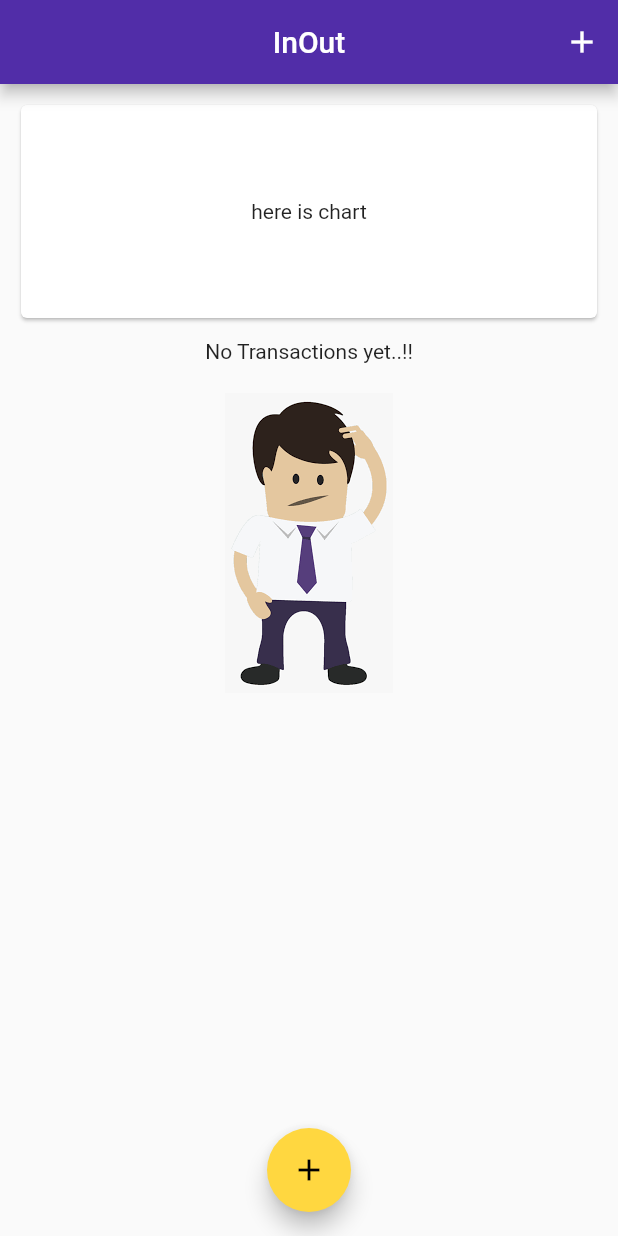
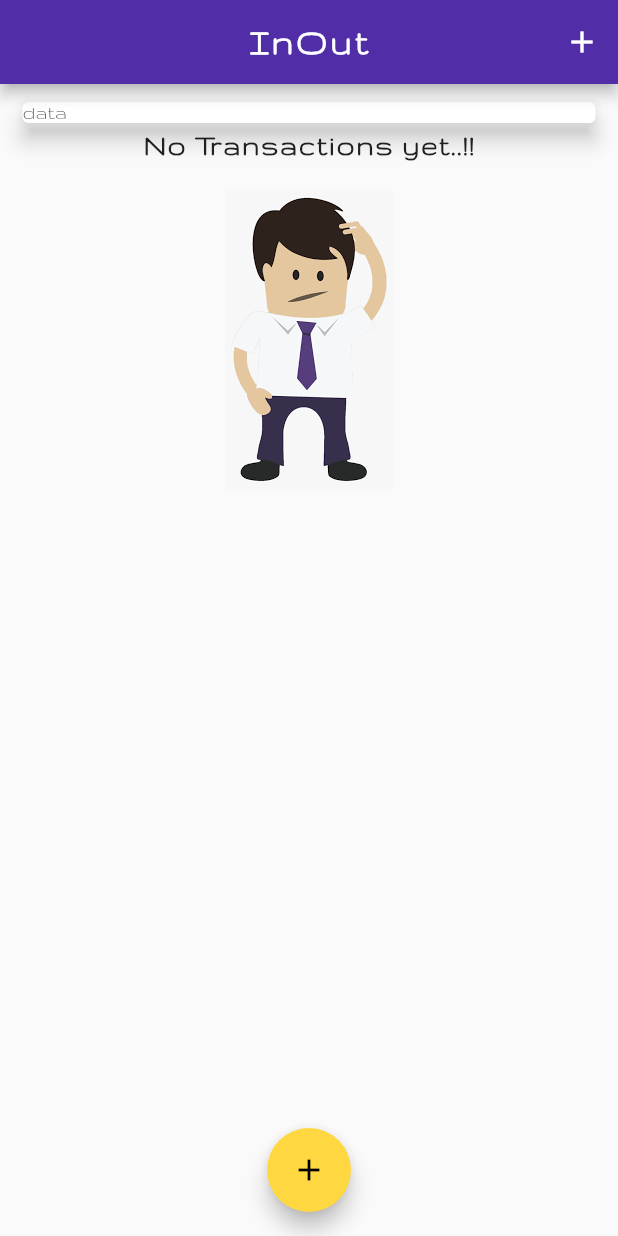
Before and after one commit to ziyadonji/Inout-expense-app, a Flutter app: the screen it shows after launch, on a phone screen of 412 x 824 dp. Run offline on Flutter 3.47's test engine with Material 2 defaults, Android fonts, the phone set to English and light mode, and no system bars.

Commit message:
chart initial

```diff
--- a/lib/main.dart
+++ b/lib/main.dart
@@ -2,6 +2,7 @@ import 'package:Inout/widgets/transaction_list.dart';
 import 'package:flutter/material.dart';
 import './models/transaction.dart';
 import './widgets/new_transaction.dart';
+import './widgets/chart.dart';
 
 void main() {
   runApp(MyApp());
@@ -15,6 +16,23 @@ class MyApp extends StatelessWidget {
       theme: ThemeData(
         primarySwatch: Colors.deepPurple,
         accentColor: Colors.amberAccent,
+        fontFamily: 'Gruppo',
+        textTheme: TextTheme(
+          headline6: TextStyle(
+              fontSize: 20,
+              letterSpacing: 1,
+              fontWeight: FontWeight.bold,
+              fontFamily: 'Gruppo'),
+        ),
+        appBarTheme: AppBarTheme(
+          textTheme: TextTheme(
+            headline6: TextStyle(
+                fontSize: 25,
+                letterSpacing: 2,
+                fontWeight: FontWeight.bold,
+                fontFamily: 'Gruppo'),
+          ),
+        ),
       ),
       debugShowCheckedModeBanner: false,
       home: Home(),
@@ -80,19 +98,12 @@ class _HomeState extends State<Home> {
         ],
         title: Text('InOut'),
         centerTitle: true,
-        backgroundColor:Theme.of(context).primaryColorDark ,
+        backgroundColor: Theme.of(context).primaryColorDark,
       ),
       body: ListView(
         children: [
           Column(children: [
-            Container(
-              child: Card(
-                child: Center(child: Text("here is chart")),
-              ),
-              width: double.infinity,
-              height: 150,
-              margin: EdgeInsets.all(10),
-            ),
+            Chart(),
             TransactionList(_transaction),
           ]),
         ],
@@ -103,7 +114,6 @@ class _HomeState extends State<Home> {
           _startAddNewTransaction(context);
         },
         child: Icon(Icons.add),
-
       ),
     );
   }
--- a/lib/models/MyTheme.dart
+++ /dev/null
@@ -1,13 +0,0 @@
-import 'package:flutter/cupertino.dart';
-import 'package:flutter/material.dart';
-
-class MyTheme extends TextStyle {
-
-    final TextStyle titleStyle=TextStyle(
-      fontSize: 20,
-      fontWeight: FontWeight.bold,
-
-    );
-
-
-}
--- /dev/null
+++ b/lib/widgets/chart.dart
@@ -0,0 +1,15 @@
+import 'package:flutter/material.dart';
+
+class Chart extends StatelessWidget {
+  @override
+  Widget build(BuildContext context) {
+    return Card(
+
+      margin: EdgeInsets.fromLTRB(15, 12, 15, 5),
+      elevation: 6,
+      child: Row(children: [
+        Text("data")
+      ]),
+    );
+  }
+}
--- a/lib/widgets/transaction_list.dart
+++ b/lib/widgets/transaction_list.dart
@@ -12,7 +12,7 @@ class TransactionList extends StatelessWidget {
     return Container(
       height: 310,
       child: _transaction.isEmpty?Column(
-        children:[Text("No Transactions yet..!!",),
+        children:[Text("No Transactions yet..!!",style: Theme.of(context).textTheme.headline6,),
 
         SizedBox(height:20)
           ,Container(height:200,child: Image.asset("assets/images/waiting.png",fit: BoxFit.cover,)),
@@ -53,11 +53,7 @@ class TransactionList extends StatelessWidget {
                 children: <Widget>[
                   Text(
                     _transaction[index].title,
-                    style: TextStyle(
-                        fontSize: 23,
-                        //fontWeight: FontWeight.bold,
-                        color: Colors.black),
-                  ),
+                    style: Theme.of(context).textTheme.headline6),
                   SizedBox(
                     height: 10,
                   ),
```
Also changed, not shown: pubspec.yaml (+9 -12 lines), assets/fonts/Gruppo-Regular.ttf (added), lib/models/bar.dart (added).
